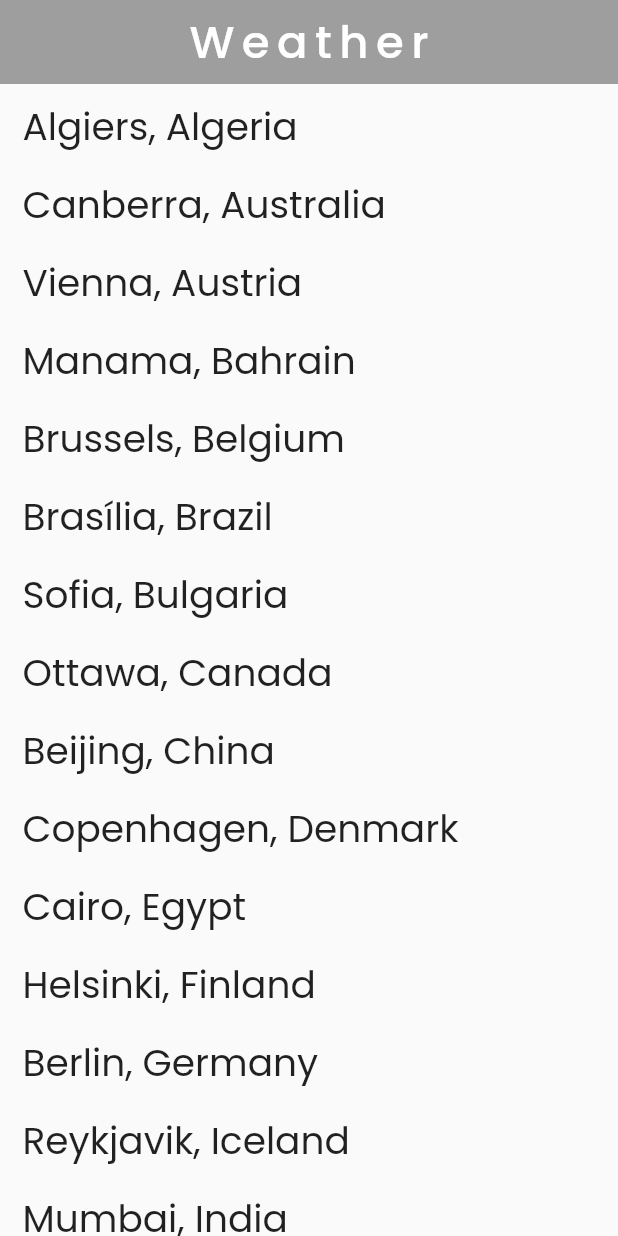
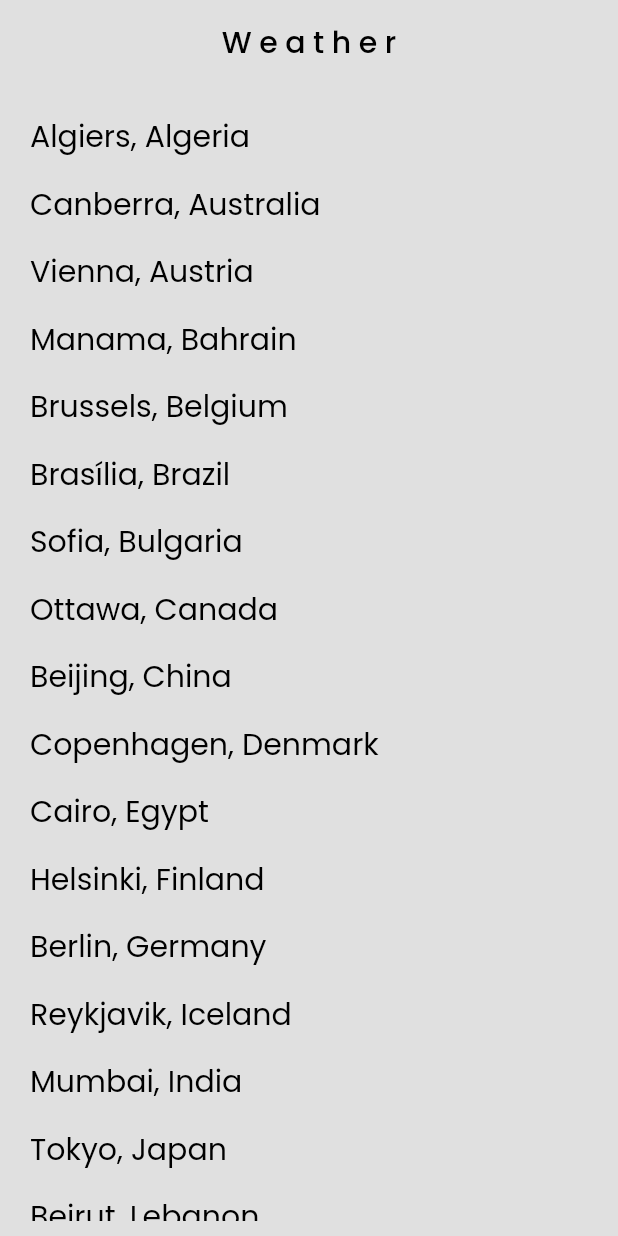
Before and after one commit to janaemam/Weather-App, a Flutter app: the screen it shows after launch, on a phone screen of 412 x 824 dp. Run offline on Flutter 3.47's test engine with Material 2 defaults, Android fonts, the phone set to English and light mode, and no system bars; our stand-ins replace flutter_spinkit, flutter_svg, lottie.

Commit message:
Theme updated as well as dynamic weather icons

```diff
--- a/lib/main.dart
+++ b/lib/main.dart
@@ -1,4 +1,5 @@
 import 'package:flutter/material.dart';
+import 'package:flutter/services.dart';
 import 'package:weather/pages/location.dart';
 import 'package:weather/pages/home.dart';
 import 'package:weather/pages/loading.dart';
@@ -23,15 +24,19 @@ class MyApp extends StatelessWidget {
   // This widget is the root of your application.
   @override
   Widget build(BuildContext context) {
+
+
     return MaterialApp(
       theme: Provider.of<ThemeProvider>(context).themeData,
       debugShowCheckedModeBanner: false,
       initialRoute: '/',
+
       routes: {
          '/': (context) => Loading(),
-         '/home': (context)=> HomePage(),
+         '/home': (context)=> const HomePage(),
         '/location':(context)=> const Location(),
       },
+
     );
   }
 }
--- a/lib/pages/location.dart
+++ b/lib/pages/location.dart
@@ -1,5 +1,7 @@
 import 'package:weather/model/city.dart';
 import 'package:flutter/material.dart';
+import 'package:weather/theme/themeProvider.dart';
+import 'package:weather/theme/theme.dart';
 
 class Location extends StatelessWidget{
   const Location({super.key});
@@ -7,54 +9,55 @@ class Location extends StatelessWidget{
   @override
   Widget build(BuildContext context) {
   return Scaffold(
-    appBar: appBar(),
-    body: cityList()
-
-
+    appBar: appBar(context),
+    body: cityList(context)
   );
   }
 
-  AppBar appBar(){
+  AppBar appBar(context){
    return AppBar(
      centerTitle: true,
      elevation: 0,
-     backgroundColor: Colors.grey,
-     title: const Text('Weather',
+     backgroundColor:Theme.of(context).colorScheme.background,
+     title:  Text('Weather',
      style: TextStyle(
        fontFamily: 'Poppins',
-       fontSize: 30,
+       fontSize: 20,
+       color: Theme.of(context).colorScheme.primary,
        letterSpacing: 5
      ),),
 
    );
 
   }
-  Widget cityList(){
+  Container cityList(context){
+
     List <City> cities = City.getCities();
-    return ListView.separated(
+    return Container(
+    color: Theme.of(context).colorScheme.background,
+      padding: const EdgeInsets.only(top: 10,bottom: 10),
+      child: ListView.separated(
         itemCount: cities.length,
           separatorBuilder: (context, index)=> const SizedBox(height: 5),
           itemBuilder: (context, index){
           return Padding(
-          padding: const EdgeInsets.only(left: 15.0, top: 10),
-          child: Row(
-            children: [
-              GestureDetector(
+            padding: const EdgeInsets.only(left: 20, top: 10),
+            child: GestureDetector(
               onTap: (){
                 final String city = cities[index].name;
                 Navigator.pushNamed(context, '/home',arguments: city);
               },
               child: Text('${cities[index].name}, ${cities[index].country}',
-                style: const TextStyle(
+              style:  TextStyle(
                 fontFamily: 'Poppins',
-                  fontSize: 25,
+                fontSize: 20,
+                color: Theme.of(context).colorScheme.primary
 
               ),),
             ),
-            ],
-          ),
           );
           }
+      ),
     );
 
   }
--- a/lib/services/weatherService.dart
+++ b/lib/services/weatherService.dart
@@ -6,6 +6,7 @@ class WeatherService{
 
   static const baseUrl = 'https://api.openweathermap.org/data/2.5/weather';
   final String key = '3572b59d2ee40bce69900c61decde15a';
+
 
 
     Future<Weather> getWeather(String cityName) async{
--- a/lib/theme/theme.dart
+++ b/lib/theme/theme.dart
@@ -12,7 +12,7 @@ ThemeData lightMode = ThemeData(
 );
 ThemeData darkMode = ThemeData(
   brightness: Brightness.dark,
-  colorScheme: const ColorScheme.dark(
+  colorScheme:  const ColorScheme.dark(
     background: Colors.black,
     primary: Colors.grey,
     secondary: Colors.blue,
```
Also changed, not shown: lib/model/weather.dart (+2 -32 lines), lib/pages/home.dart (+30 -53 lines), lib/services/iconService.dart (added, +35 -0 lines). Lines whose indentation alone changed are shown as unchanged.
